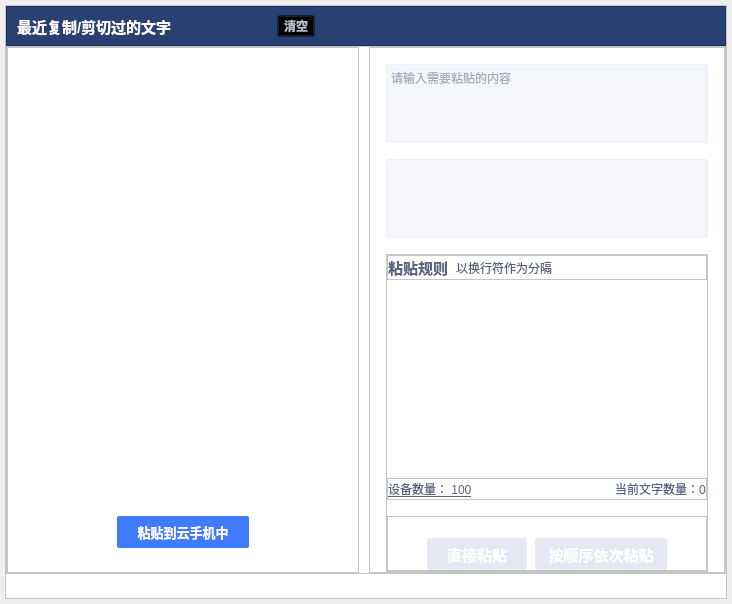
Before: the Qt Designer form recentcopycutcontentdialog.ui in ZhouMei20220810/TEST, drawn with Qt 5.
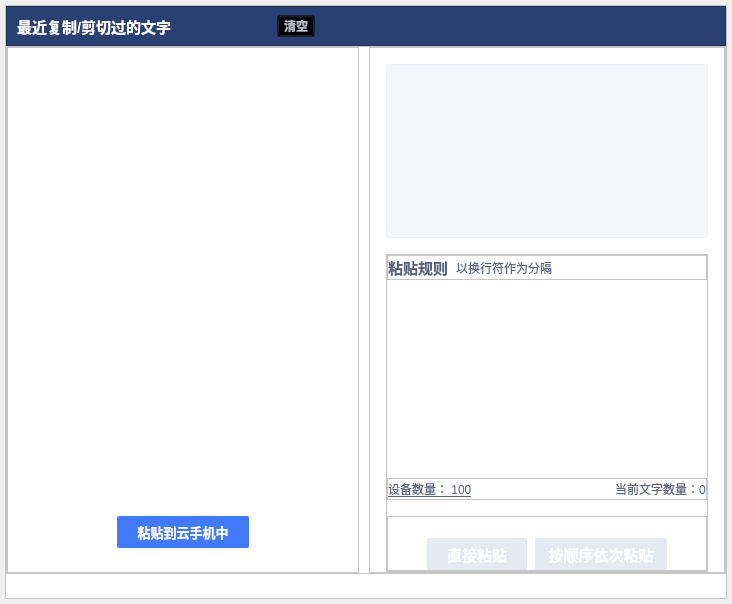
After: the same form once the commit is applied. Icons and pictures are not drawn.

Commit message: 剪切板支持拷贝字符串换行符分割，显示到QListWidget

```diff
--- a/recentcopycutcontentdialog.ui
+++ b/recentcopycutcontentdialog.ui
@@ -583,17 +583,6 @@
             <property name="bottomMargin">
              <number>0</number>
             </property>
-            <item>
-             <widget class="QPlainTextEdit" name="plainTextEdit">
-              <property name="styleSheet">
-               <string notr="true">background-color:#F5F6FA;
-border: 1px solid #EBF1FF;color:#596380;font-size:12px;border-radius: 2px;</string>
-              </property>
-              <property name="placeholderText">
-               <string>请输入需要粘贴的内容</string>
-              </property>
-             </widget>
-            </item>
             <item>
              <widget class="QListWidget" name="listWidgetEditable">
               <property name="styleSheet">
```
The commit also changes 2 other files.
